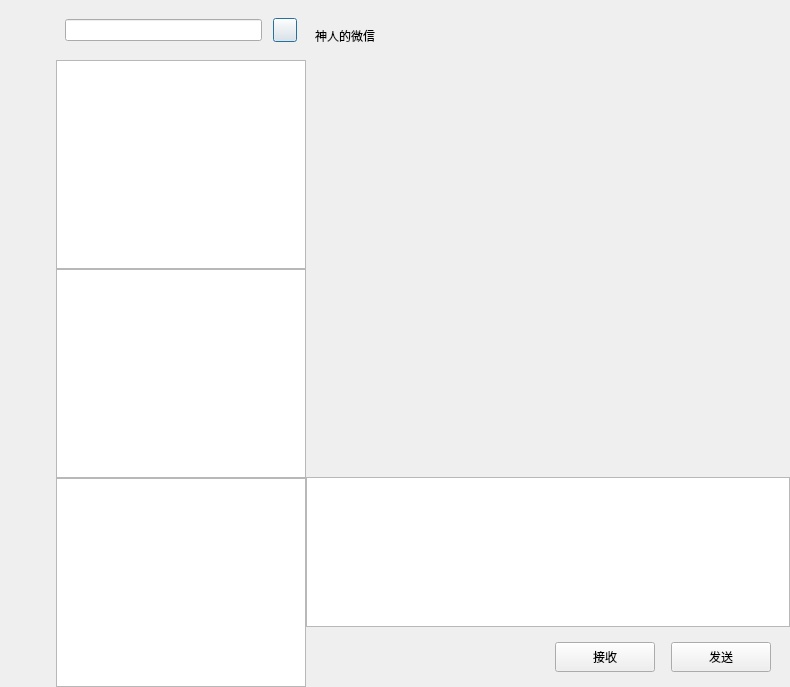
showlibia/WeChat, file client/chatdialog.ui: the form before one commit.
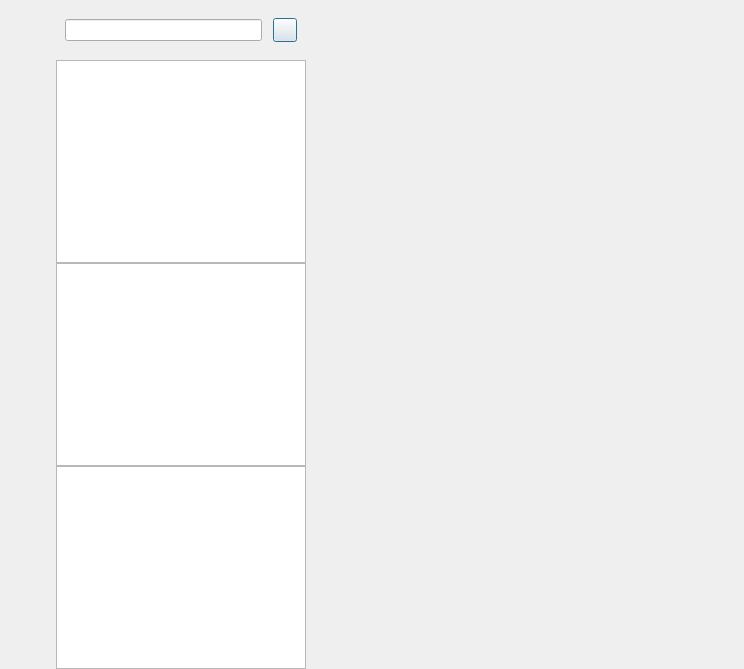
The form after the commit. Custom widgets are drawn as their Qt base class.

Commit message: feat(client): add ChatPage to manage the chat widget

The edit to the form file:
```diff
--- a/client/chatdialog.ui
+++ b/client/chatdialog.ui
@@ -6,8 +6,8 @@
    <rect>
     <x>0</x>
     <y>0</y>
-    <width>790</width>
-    <height>687</height>
+    <width>744</width>
+    <height>669</height>
    </rect>
   </property>
   <property name="windowTitle">
@@ -264,308 +264,12 @@
     </widget>
    </item>
    <item>
-    <widget class="QWidget" name="chat_wid" native="true">
-     <layout class="QVBoxLayout" name="verticalLayout_4">
-      <property name="spacing">
-       <number>0</number>
-      </property>
-      <property name="leftMargin">
-       <number>0</number>
-      </property>
-      <property name="topMargin">
-       <number>0</number>
-      </property>
-      <property name="rightMargin">
-       <number>0</number>
-      </property>
-      <property name="bottomMargin">
-       <number>0</number>
-      </property>
-      <item>
-       <widget class="QWidget" name="chat_data_list" native="true">
-        <widget class="QWidget" name="title_wid" native="true">
-         <property name="geometry">
-          <rect>
-           <x>0</x>
-           <y>10</y>
-           <width>484</width>
-           <height>60</height>
-          </rect>
-         </property>
-         <property name="minimumSize">
-          <size>
-           <width>0</width>
-           <height>60</height>
-          </size>
-         </property>
-         <property name="maximumSize">
-          <size>
-           <width>16777215</width>
-           <height>60</height>
-          </size>
-         </property>
-         <layout class="QVBoxLayout" name="verticalLayout_5">
-          <item>
-           <widget class="QWidget" name="widget_4" native="true">
-            <property name="minimumSize">
-             <size>
-              <width>0</width>
-              <height>55</height>
-             </size>
-            </property>
-            <property name="maximumSize">
-             <size>
-              <width>16777215</width>
-              <height>55</height>
-             </size>
-            </property>
-            <widget class="QLabel" name="title_lb">
-             <property name="geometry">
-              <rect>
-               <x>9</x>
-               <y>9</y>
-               <width>60</width>
-               <height>30</height>
-              </rect>
-             </property>
-             <property name="minimumSize">
-              <size>
-               <width>0</width>
-               <height>30</height>
-              </size>
-             </property>
-             <property name="maximumSize">
-              <size>
-               <width>16777215</width>
-               <height>30</height>
-              </size>
-             </property>
-             <property name="text">
-              <string>神人的微信</string>
-             </property>
-            </widget>
-           </widget>
-          </item>
-         </layout>
-        </widget>
-       </widget>
-      </item>
-      <item>
-       <widget class="QWidget" name="tool_wid" native="true">
-        <property name="minimumSize">
-         <size>
-          <width>0</width>
-          <height>60</height>
-         </size>
-        </property>
-        <property name="maximumSize">
-         <size>
-          <width>16777215</width>
-          <height>60</height>
-         </size>
-        </property>
-        <layout class="QHBoxLayout" name="horizontalLayout_4">
-         <property name="spacing">
-          <number>0</number>
-         </property>
-         <property name="leftMargin">
-          <number>2</number>
-         </property>
-         <property name="topMargin">
-          <number>2</number>
-         </property>
-         <property name="rightMargin">
-          <number>2</number>
-         </property>
-         <property name="bottomMargin">
-          <number>2</number>
-         </property>
-         <item>
-          <spacer name="horizontalSpacer_2">
-           <property name="orientation">
-            <enum>Qt::Orientation::Horizontal</enum>
-           </property>
-           <property name="sizeType">
-            <enum>QSizePolicy::Policy::Fixed</enum>
-           </property>
-           <property name="sizeHint" stdset="0">
-            <size>
-             <width>5</width>
-             <height>20</height>
-            </size>
-           </property>
-          </spacer>
-         </item>
-         <item>
-          <widget class="QLabel" name="emoji_lb">
-           <property name="minimumSize">
-            <size>
-             <width>25</width>
-             <height>25</height>
-            </size>
-           </property>
-           <property name="maximumSize">
-            <size>
-             <width>25</width>
-             <height>25</height>
-            </size>
-           </property>
-           <property name="text">
-            <string/>
-           </property>
-          </widget>
-         </item>
-         <item>
-          <spacer name="horizontalSpacer_3">
-           <property name="orientation">
-            <enum>Qt::Orientation::Horizontal</enum>
-           </property>
-           <property name="sizeType">
-            <enum>QSizePolicy::Policy::Fixed</enum>
-           </property>
-           <property name="sizeHint" stdset="0">
-            <size>
-             <width>5</width>
-             <height>20</height>
-            </size>
-           </property>
-          </spacer>
-         </item>
-         <item>
-          <widget class="QLabel" name="file_lb">
-           <property name="minimumSize">
-            <size>
-             <width>25</width>
-             <height>25</height>
-            </size>
-           </property>
-           <property name="maximumSize">
-            <size>
-             <width>25</width>
-             <height>25</height>
-            </size>
-           </property>
-           <property name="text">
-            <string/>
-           </property>
-          </widget>
-         </item>
-         <item>
-          <spacer name="horizontalSpacer_4">
-           <property name="orientation">
-            <enum>Qt::Orientation::Horizontal</enum>
-           </property>
-           <property name="sizeHint" stdset="0">
-            <size>
-             <width>40</width>
-             <height>20</height>
-            </size>
-           </property>
-          </spacer>
-         </item>
-        </layout>
-       </widget>
-      </item>
-      <item>
-       <widget class="QTextEdit" name="chatEdit">
-        <property name="maximumSize">
-         <size>
-          <width>16777215</width>
-          <height>150</height>
-         </size>
-        </property>
-       </widget>
-      </item>
-      <item>
-       <widget class="QWidget" name="send_wid" native="true">
-        <property name="minimumSize">
-         <size>
-          <width>0</width>
-          <height>60</height>
-         </size>
-        </property>
-        <property name="maximumSize">
-         <size>
-          <width>16777215</width>
-          <height>60</height>
-         </size>
-        </property>
-        <layout class="QHBoxLayout" name="horizontalLayout_5">
-         <item>
-          <spacer name="horizontalSpacer_5">
-           <property name="orientation">
-            <enum>Qt::Orientation::Horizontal</enum>
-           </property>
-           <property name="sizeHint" stdset="0">
-            <size>
-             <width>40</width>
-             <height>20</height>
-            </size>
-           </property>
-          </spacer>
-         </item>
-         <item>
-          <widget class="QPushButton" name="receive_btn">
-           <property name="minimumSize">
-            <size>
-             <width>100</width>
-             <height>30</height>
-            </size>
-           </property>
-           <property name="text">
-            <string>接收</string>
-           </property>
-          </widget>
-         </item>
-         <item>
-          <spacer name="horizontalSpacer_6">
-           <property name="orientation">
-            <enum>Qt::Orientation::Horizontal</enum>
-           </property>
-           <property name="sizeType">
-            <enum>QSizePolicy::Policy::Fixed</enum>
-           </property>
-           <property name="sizeHint" stdset="0">
-            <size>
-             <width>10</width>
-             <height>20</height>
-            </size>
-           </property>
-          </spacer>
-         </item>
-         <item>
-          <widget class="QPushButton" name="send_btn">
-           <property name="minimumSize">
-            <size>
-             <width>100</width>
-             <height>30</height>
-            </size>
-           </property>
-           <property name="text">
-            <string>发送</string>
-           </property>
-          </widget>
-         </item>
-         <item>
-          <spacer name="horizontalSpacer_7">
-           <property name="orientation">
-            <enum>Qt::Orientation::Horizontal</enum>
-           </property>
-           <property name="sizeType">
-            <enum>QSizePolicy::Policy::Fixed</enum>
-           </property>
-           <property name="sizeHint" stdset="0">
-            <size>
-             <width>10</width>
-             <height>20</height>
-            </size>
-           </property>
-          </spacer>
-         </item>
-        </layout>
-       </widget>
-      </item>
-     </layout>
+    <widget class="QStackedWidget" name="stackedWidget">
+     <property name="currentIndex">
+      <number>0</number>
+     </property>
+     <widget class="ChatPage" name="chat_page"/>
+     <widget class="QWidget" name="friend_apply_page"/>
     </widget>
    </item>
   </layout>
@@ -586,6 +290,12 @@
    <extends>QListWidget</extends>
    <header location="global">chatuserlist.h</header>
   </customwidget>
+  <customwidget>
+   <class>ChatPage</class>
+   <extends>QWidget</extends>
+   <header>chatpage.h</header>
+   <container>1</container>
+  </customwidget>
  </customwidgets>
  <resources/>
  <connections/>
```
The commit also changes 14 other files.
